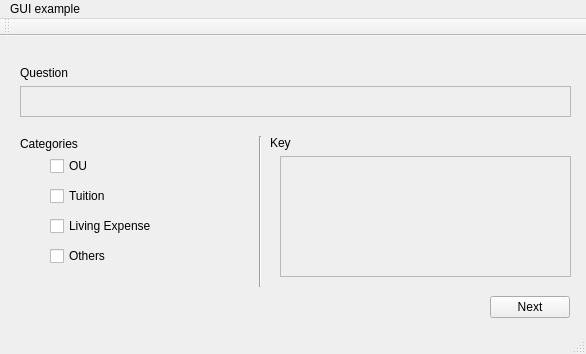
This is UI/MainUI.ui in vietdat/Configurate-Analist as Qt 5 draws it before an edit. The edited form follows.
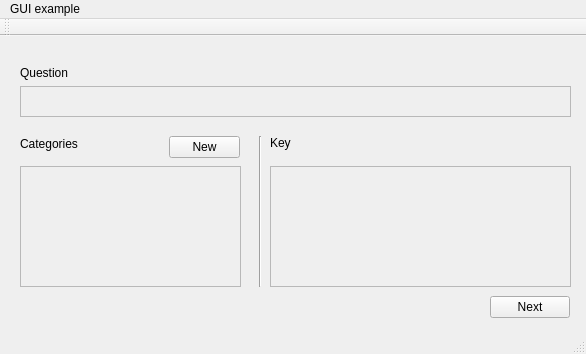
This is the edited form.

Diff of the .ui file:
```diff
--- a/UI/MainUI.ui
+++ b/UI/MainUI.ui
@@ -40,58 +40,6 @@
      <string>Categories</string>
     </property>
    </widget>
-   <widget class="QCheckBox" name="cbOU">
-    <property name="geometry">
-     <rect>
-      <x>50</x>
-      <y>120</y>
-      <width>85</width>
-      <height>20</height>
-     </rect>
-    </property>
-    <property name="text">
-     <string>OU</string>
-    </property>
-   </widget>
-   <widget class="QCheckBox" name="cbTuition">
-    <property name="geometry">
-     <rect>
-      <x>50</x>
-      <y>150</y>
-      <width>85</width>
-      <height>20</height>
-     </rect>
-    </property>
-    <property name="text">
-     <string>Tuition</string>
-    </property>
-   </widget>
-   <widget class="QCheckBox" name="cbLivingExpense">
-    <property name="geometry">
-     <rect>
-      <x>50</x>
-      <y>180</y>
-      <width>141</width>
-      <height>20</height>
-     </rect>
-    </property>
-    <property name="text">
-     <string>Living Expense</string>
-    </property>
-   </widget>
-   <widget class="QCheckBox" name="cbOthers">
-    <property name="geometry">
-     <rect>
-      <x>50</x>
-      <y>210</y>
-      <width>85</width>
-      <height>20</height>
-     </rect>
-    </property>
-    <property name="text">
-     <string>Others</string>
-    </property>
-   </widget>
    <widget class="Line" name="line">
     <property name="geometry">
      <rect>
@@ -134,9 +82,9 @@
    <widget class="QScrollArea" name="scrollArea">
     <property name="geometry">
      <rect>
-      <x>280</x>
-      <y>120</y>
-      <width>291</width>
+      <x>270</x>
+      <y>130</y>
+      <width>301</width>
       <height>121</height>
      </rect>
     </property>
@@ -148,7 +96,7 @@
       <rect>
        <x>0</x>
        <y>0</y>
-       <width>289</width>
+       <width>299</width>
        <height>119</height>
       </rect>
      </property>
@@ -167,6 +115,42 @@
      <string>Question</string>
     </property>
    </widget>
+   <widget class="QScrollArea" name="scrollArea_category">
+    <property name="geometry">
+     <rect>
+      <x>20</x>
+      <y>130</y>
+      <width>221</width>
+      <height>121</height>
+     </rect>
+    </property>
+    <property name="widgetResizable">
+     <bool>true</bool>
+    </property>
+    <widget class="QWidget" name="listCheckBox_2">
+     <property name="geometry">
+      <rect>
+       <x>0</x>
+       <y>0</y>
+       <width>219</width>
+       <height>119</height>
+      </rect>
+     </property>
+    </widget>
+   </widget>
+   <widget class="QPushButton" name="btnNewCategory">
+    <property name="geometry">
+     <rect>
+      <x>169</x>
+      <y>100</y>
+      <width>71</width>
+      <height>22</height>
+     </rect>
+    </property>
+    <property name="text">
+     <string>New</string>
+    </property>
+   </widget>
   </widget>
   <widget class="QMenuBar" name="menuBar">
    <property name="geometry">
```
